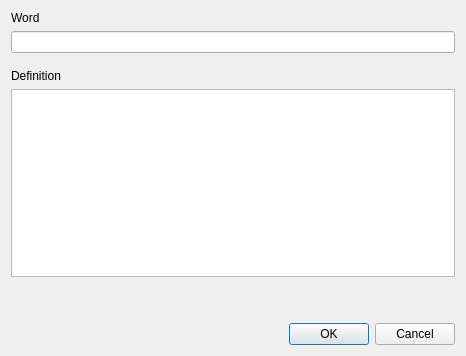
The window that dialogaddnewword.ui (sangpham2710/CS163-Project) describes before a commit, drawn with Qt 5.
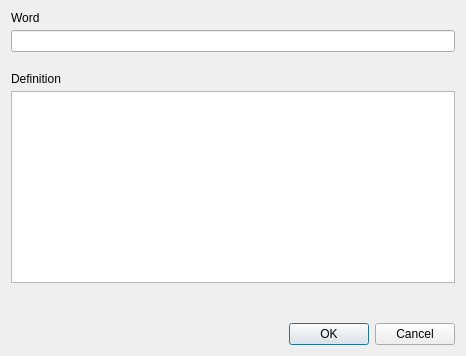
The same window after the commit.

Diff of the .ui file:
```diff
--- a/dialogaddnewword.ui
+++ b/dialogaddnewword.ui
@@ -16,10 +16,19 @@
   <layout class="QHBoxLayout" name="horizontalLayout">
    <item>
     <layout class="QVBoxLayout" name="verticalLayout_4">
+     <property name="spacing">
+      <number>40</number>
+     </property>
      <item>
       <layout class="QVBoxLayout" name="verticalLayout_3">
+       <property name="spacing">
+        <number>20</number>
+       </property>
        <item>
         <layout class="QVBoxLayout" name="verticalLayoutNewWord">
+         <property name="spacing">
+          <number>5</number>
+         </property>
          <item>
           <widget class="QLabel" name="labelNewWord">
            <property name="text">
@@ -34,22 +43,9 @@
        </item>
        <item>
         <layout class="QVBoxLayout" name="verticalLayoutNewDefinition">
-         <item>
-          <spacer name="verticalSpacer_2">
-           <property name="orientation">
-            <enum>Qt::Vertical</enum>
-           </property>
-           <property name="sizeType">
-            <enum>QSizePolicy::MinimumExpanding</enum>
-           </property>
-           <property name="sizeHint" stdset="0">
-            <size>
-             <width>20</width>
-             <height>10</height>
-            </size>
-           </property>
-          </spacer>
-         </item>
+         <property name="spacing">
+          <number>5</number>
+         </property>
          <item>
           <widget class="QLabel" name="labelNewDefinition">
            <property name="text">
@@ -64,22 +60,6 @@
        </item>
       </layout>
      </item>
-     <item>
-      <spacer name="verticalSpacer">
-       <property name="orientation">
-        <enum>Qt::Vertical</enum>
-       </property>
-       <property name="sizeType">
-        <enum>QSizePolicy::MinimumExpanding</enum>
-       </property>
-       <property name="sizeHint" stdset="0">
-        <size>
-         <width>20</width>
-         <height>40</height>
-        </size>
-       </property>
-      </spacer>
-     </item>
      <item>
       <widget class="QDialogButtonBox" name="buttonBoxConfirm">
        <property name="orientation">
```
